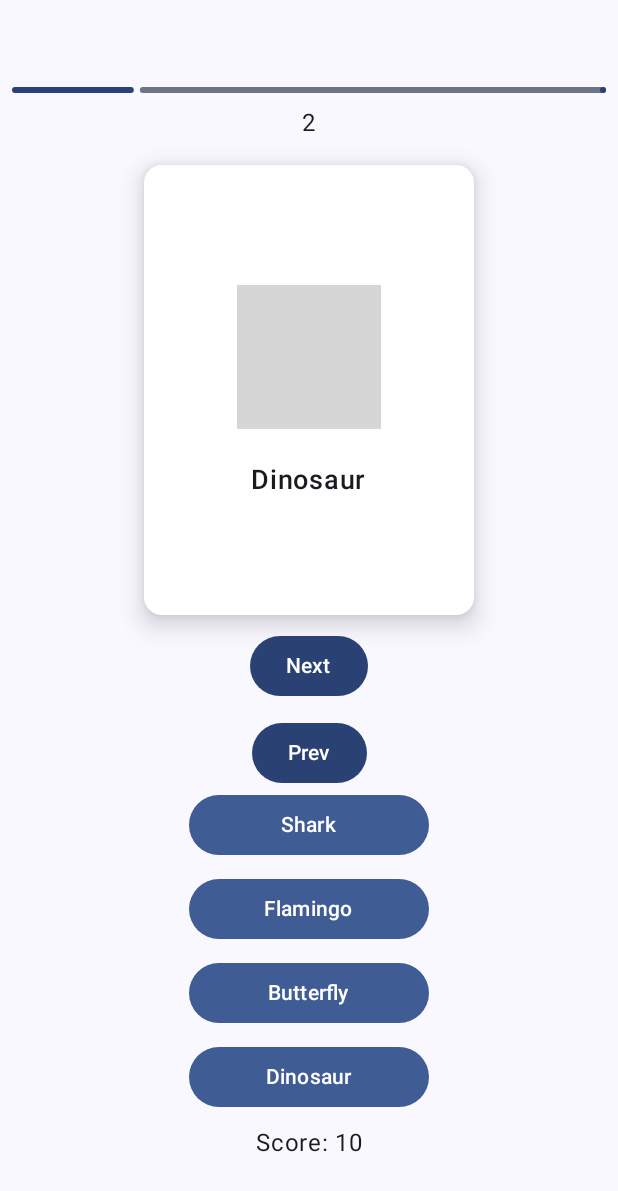
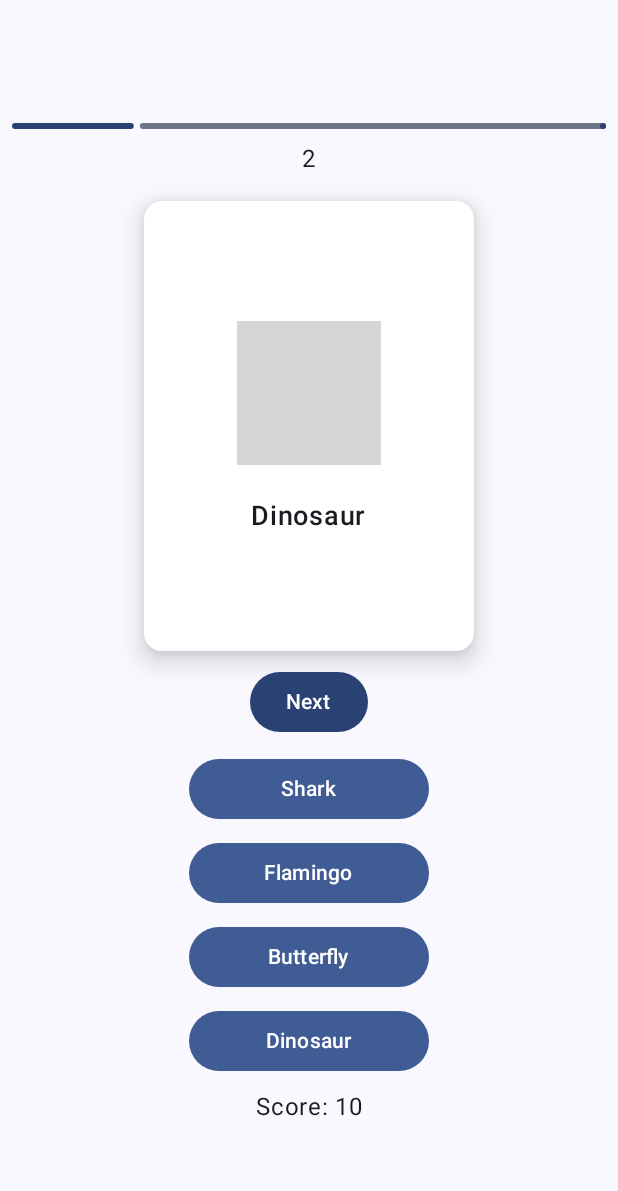
Before and after one commit to mike964/flashcards-quiz-jetpack, an Android app built with Jetpack Compose: the screen it shows after launch (MainActivity), after a tap on "Next", on a phone screen of 412 x 824 dp. Shown: the top 1191 px of the screen. Run offline under Robolectric (Android 15) with nearby library versions, the phone set to English and light mode, and no system bars; grey boxes are pictures that could not be loaded.

Commit message:
mode count to viewModel

```diff
--- a/app/src/main/java/com/example/falshcardsquiz/FlashcardsAppViewModel.kt
+++ b/app/src/main/java/com/example/falshcardsquiz/FlashcardsAppViewModel.kt
@@ -10,6 +10,7 @@ import kotlinx.coroutines.flow.update
 data class GameUiState (
     val currentScrambledWord: String = "",
     val currentWordCount: Int = 1,
+    val count : Int = 0 ,  // cards counter
     val score: Int = 0,
     val isGuessedWordWrong: Boolean = false,
     val isGameOver: Boolean = false
@@ -19,10 +20,19 @@ class FlashcardsViewModel() : ViewModel() {
     private val _uiState = MutableStateFlow(GameUiState())
     val uiState: StateFlow<GameUiState> = _uiState.asStateFlow()
 
+    fun incrementCounter() {
+        _uiState.update { currentState ->
+            currentState.copy(count = currentState.count + 1)
+        }
+    }
+    fun resetCounter() {
+        _uiState.update { currentState ->
+            currentState.copy(count = 0)
+        }
+    }
     fun incrementScore() {
         _uiState.update { currentState ->
             currentState.copy(score = currentState.score + 10)
         }
     }
-
 }
--- a/app/src/main/java/com/example/falshcardsquiz/FruitCardsApp.kt
+++ b/app/src/main/java/com/example/falshcardsquiz/FruitCardsApp.kt
@@ -4,7 +4,6 @@ import android.annotation.SuppressLint
 import android.util.Log
 import androidx.compose.foundation.layout.Box
 import androidx.compose.foundation.layout.Column
-import androidx.compose.foundation.layout.Row
 import androidx.compose.foundation.layout.Spacer
 import androidx.compose.foundation.layout.fillMaxSize
 import androidx.compose.foundation.layout.padding
@@ -14,7 +13,6 @@ import androidx.compose.runtime.Composable
 import androidx.compose.runtime.collectAsState
 import androidx.compose.runtime.getValue
 import androidx.compose.runtime.mutableIntStateOf
-import androidx.compose.runtime.mutableStateListOf
 import androidx.compose.runtime.mutableStateOf
 import androidx.compose.runtime.remember
 import androidx.compose.runtime.setValue
@@ -32,23 +30,24 @@ import com.example.falshcardsquiz.components.LinearProgressBar
 fun FruitCardsApp(cards: List<Card>,  viewModel: FlashcardsViewModel = viewModel()) {
     // # import view model
     val uiState by viewModel.uiState.collectAsState()
+    val count = uiState.count
 
     // State to hold the counter value
-    var count by remember { mutableIntStateOf(0) }
+//    var count by remember { mutableIntStateOf(0) }
     val currentImageResId by remember { mutableStateOf(R.drawable.apple) }
 
-    val possibleAnswers = cards.map { it.name }.shuffled().slice(0..3)
+    val possibleAnswers: List<Card> = cards.shuffled().slice(0..3)
     val correctAnswer = cards[count]
-    var answerOptions: MutableList<String> = mutableListOf()
+    var answerOptions: MutableList<Card> = mutableListOf()
     answerOptions.addAll(possibleAnswers)
 
     // # Check if the answer card exist
 //    val hasApple = myList.contains("apple") // true
 
-val hasAnswer = possibleAnswers.contains(correctAnswer.name)
+val hasAnswer = possibleAnswers.contains(correctAnswer)
 
     if(!hasAnswer) {
-        answerOptions.add(0, correctAnswer.name)
+        answerOptions.add(0, correctAnswer)
     }
 
     Log.d("xxc", possibleAnswers.toString())
@@ -75,21 +74,23 @@ val hasAnswer = possibleAnswers.contains(correctAnswer.name)
             Button(
                 onClick = {
                     if (count == 9) {
-                        count = 0
+//                        count = 0
+                        viewModel.resetCounter()
                     } else {
-                        count++
+//                        count++
+                        viewModel.incrementCounter()
                         viewModel.incrementScore()
                     }
                 },
                 modifier = Modifier.padding(10.dp)
             ) { Text("Next") }
 
-            Button(onClick = { count-- }) {
-                Text("Prev")
-            }
+//            Button(onClick = { count-- }) {
+//                Text("Prev")
+//            }
 
 
-            AnswerOptions(answerOptions)
+            AnswerOptions(answerOptions, correctAnswer)
 
 
 
--- a/app/src/main/java/com/example/falshcardsquiz/components/AnswerOptions.kt
+++ b/app/src/main/java/com/example/falshcardsquiz/components/AnswerOptions.kt
@@ -1,6 +1,7 @@
 package com.example.falshcardsquiz.components
 
 
+import android.util.Log
 import androidx.compose.foundation.layout.Spacer
 import androidx.compose.foundation.layout.height
 import androidx.compose.foundation.layout.width
@@ -13,14 +14,17 @@ import androidx.compose.ui.graphics.Color
 import androidx.compose.ui.unit.dp
 
 @Composable
-fun AnswerOptions(options:List<String>) {
+fun AnswerOptions(options: List<Card>, correctAnswer: Card) {
     var options_ = options.slice(0..3).shuffled()
 
     options_.forEach { opt ->
-        Button({},    colors = ButtonDefaults.buttonColors(
+        Button({
+            Log.d("xxc", opt.toString())
+            Log.d("xxc", correctAnswer.toString())
+        },    colors = ButtonDefaults.buttonColors(
             containerColor = Color(0xFF3F5C95), // Background color
             contentColor = Color.White, // Text/icon color
-        ), modifier = Modifier.width(160.dp)) { Text(text = opt) }
+        ), modifier = Modifier.width(160.dp)) { Text(text = opt.name) }
         Spacer(modifier = Modifier.height(8.dp))
     }
 }
```
